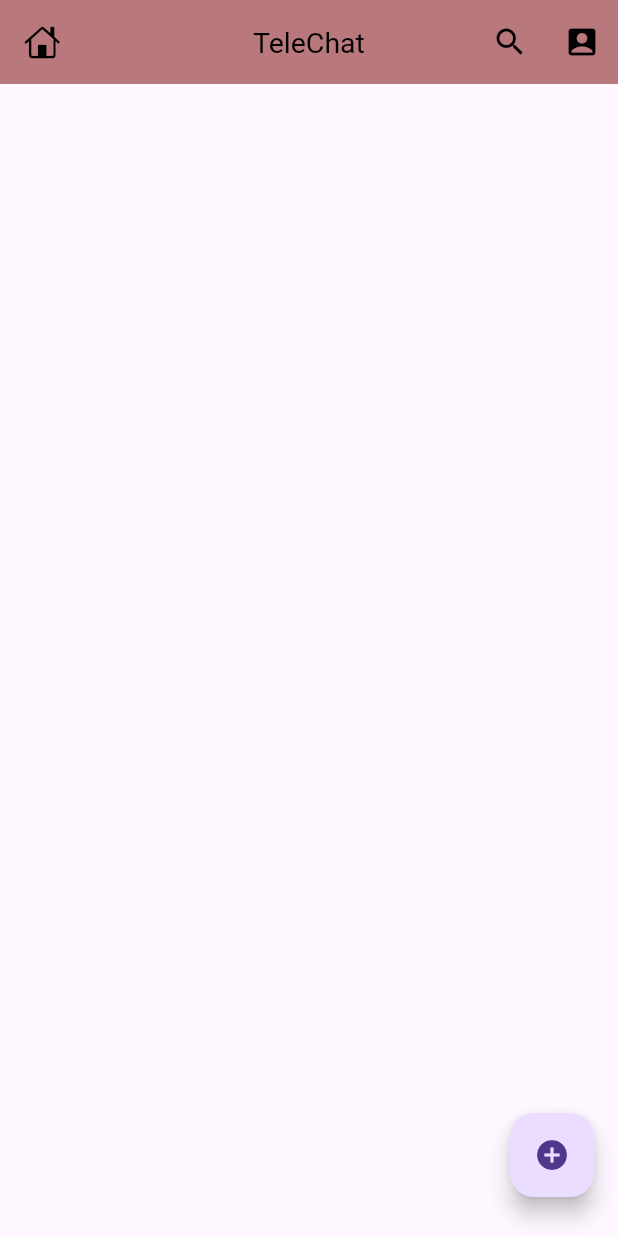
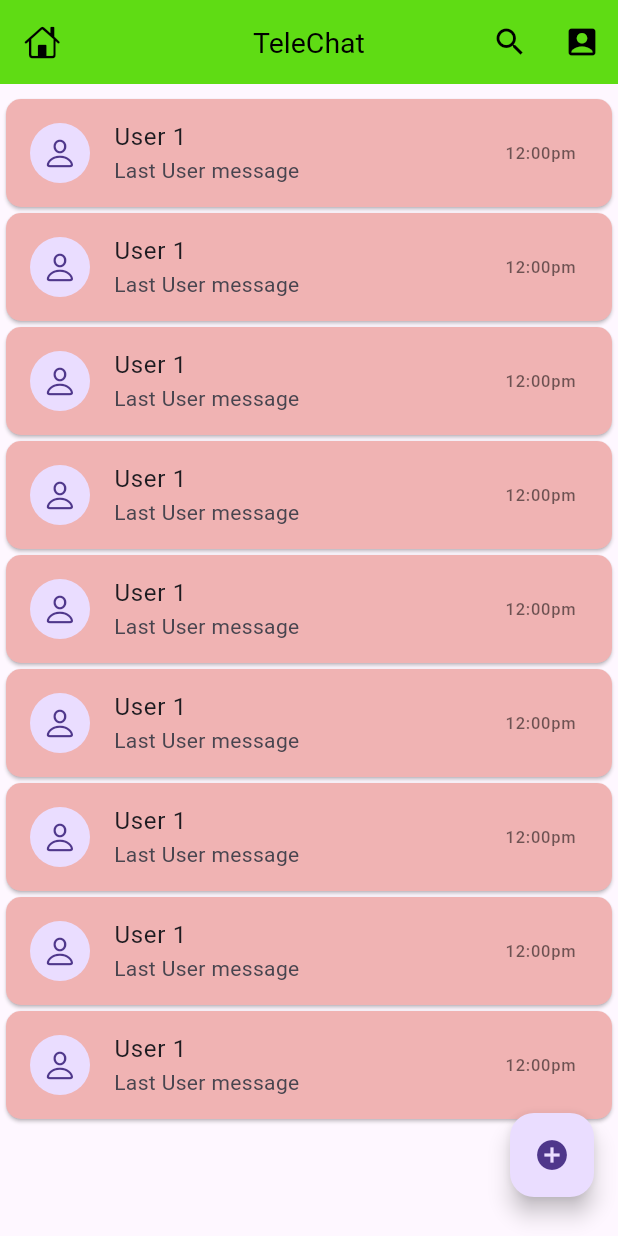
Before and after one commit to LAKSH3002/ChatApp, a Flutter app: the screen it shows after launch, after a tap on an icon or button, on a phone screen of 412 x 824 dp. Run offline on Flutter 3.47's test engine with Material 3 defaults, Android fonts, the phone set to English and light mode, and no system bars; our stand-ins replace firebase_auth, firebase_core, google_sign_in; accounts and stored records are empty.

Commit message:
Created cards for HomeScreen

```diff
--- a/telechat/lib/Screens/HomeScreen.dart
+++ b/telechat/lib/Screens/HomeScreen.dart
@@ -1,5 +1,8 @@
+import 'package:firebase_auth/firebase_auth.dart';
 import 'package:flutter/cupertino.dart';
 import 'package:flutter/material.dart';
+import 'package:google_sign_in/google_sign_in.dart';
+import 'package:telechat/Widgets/chat_user_card.dart';
 
 class Homescreen extends StatefulWidget {
   const Homescreen({super.key});
@@ -23,9 +26,20 @@ class _HomescreenState extends State<Homescreen> {
         ],
       ),
 
+      body: ListView.builder(
+        itemCount: 9,
+        padding: EdgeInsets.only(top:8),
+        physics: BouncingScrollPhysics(),
+        itemBuilder: (context, index){
+          return ChatUserCard();
+        }),
+
       floatingActionButton: Padding(
         padding: const EdgeInsets.only(bottom: 10),
-        child: FloatingActionButton(onPressed: (){},
+        child: FloatingActionButton(onPressed: () async {
+          await FirebaseAuth.instance.signOut();
+          await GoogleSignIn().signOut();
+        },
         child: Icon(Icons.add_circle_outlined),),
       ),
     );
--- a/telechat/lib/Screens/auth/loginScreen.dart
+++ b/telechat/lib/Screens/auth/loginScreen.dart
@@ -1,6 +1,7 @@
 import 'package:firebase_auth/firebase_auth.dart';
-import 'package:flutter/cupertino.dart';
+// import 'package:flutter/cupertino.dart';
 import 'package:flutter/material.dart';
+import 'package:flutter/services.dart';
 import 'package:google_sign_in/google_sign_in.dart';
 import 'package:telechat/Screens/HomeScreen.dart';
 import 'package:telechat/main.dart';
@@ -18,23 +19,33 @@ class _LoginScreenState extends State<LoginScreen> {
   @override
   void initState() {
     super.initState();
-    Future.delayed(Duration(milliseconds: 500));
+    Future.delayed(Duration(milliseconds: 500), (){
     setState(() {
       _isAnimate = true;
     });
+    });
+
   }
 
   _handleGoogleButtonClick(){
-    _signInWithGoogle().then((user){
+    showDialog(context: context, builder: (_)=>const CircularProgressIndicator());
+    signInWithGoogle().then((user){
+      Navigator.pop(context);
+      // ignore: unnecessary_null_comparison
+      if(user != null){
       print('\nUser: ${user.user}');
       print('\nUseradditionalInfo: ${user.additionalUserInfo}');
+
       Navigator.of(context).push(MaterialPageRoute(
       builder: (BuildContext context) =>
       const Homescreen()));
+      }
     });
+
   }
 
-  Future<UserCredential> _signInWithGoogle() async {
+  Future<UserCredential?> signInWithGoogle() async {
+  try{
   // Trigger the authentication flow
   final GoogleSignInAccount? googleUser = await GoogleSignIn().signIn();
 
@@ -46,9 +57,15 @@ class _LoginScreenState extends State<LoginScreen> {
     accessToken: googleAuth?.accessToken,
     idToken: googleAuth?.idToken,
   );
-
   // Once signed in, return the UserCredential
   return await FirebaseAuth.instance.signInWithCredential(credential);
+  }catch(e){
+    print(e);
+    ScaffoldMessenger.of(context).showSnackBar(
+    SnackBar(content: Text('Something Went wrong - Check Internet'), backgroundColor: Colors.blue.withOpacity(.8),));
+    return null;
+  }
+
 }
 
 
@@ -68,9 +85,9 @@ class _LoginScreenState extends State<LoginScreen> {
       body: Stack(
         children: [
           AnimatedPositioned(
-            right: _isAnimate? mq.width*.25: -mq.width*.5,
+            right: _isAnimate? mq.width * .25: -mq.width * .5,
             top: mq.height*.15,
-            width: mq.width*.50,
+            width: mq.width*.5,
             duration: Duration(seconds: 1),
             child: Image.asset('images/chat.png')),
 
@@ -83,7 +100,7 @@ class _LoginScreenState extends State<LoginScreen> {
               style: ElevatedButton.styleFrom(
               backgroundColor: Colors.lightGreenAccent.shade100,
               shape: StadiumBorder(),
-              elevation: 1),
+              elevation: 2),
             onPressed: (){
                _handleGoogleButtonClick();
             },
--- /dev/null
+++ b/telechat/lib/Widgets/chat_user_card.dart
@@ -0,0 +1,31 @@
+import 'package:flutter/cupertino.dart';
+import 'package:flutter/material.dart';
+// import 'package:telechat/main.dart';
+
+class ChatUserCard extends StatefulWidget {
+  const ChatUserCard({super.key});
+
+  @override
+  State<ChatUserCard> createState() => _ChatUserCardState();
+}
+
+class _ChatUserCardState extends State<ChatUserCard> {
+  @override
+  Widget build(BuildContext context) {
+    return Card(
+      margin: EdgeInsets.symmetric(horizontal: 4, vertical: 2),
+      shape: RoundedRectangleBorder(borderRadius: BorderRadius.circular(10)),
+      color: Color.fromARGB(255, 240, 179, 179),
+      elevation: 1,
+      child: InkWell(
+        onTap: (){},
+        child: ListTile(
+          leading: CircleAvatar(child: Icon(CupertinoIcons.person),),
+          title: Text('User 1'),
+          subtitle: Text('Last User message', maxLines: 1,),
+          trailing: Text('12:00pm', style: TextStyle(color: Colors.black54),),
+        ),
+      ),
+    );
+  }
+}
--- /dev/null
+++ b/telechat/lib/api/apis.dart
@@ -0,0 +1,5 @@
+import 'package:firebase_auth/firebase_auth.dart';
+
+class APIs{
+  static FirebaseAuth auth = FirebaseAuth.instance;
+}
--- a/telechat/lib/main.dart
+++ b/telechat/lib/main.dart
@@ -8,14 +8,8 @@ late Size mq;
 
 void main() {
   WidgetsFlutterBinding.ensureInitialized();
-  SystemChrome.setEnabledSystemUIMode(SystemUiMode.immersiveSticky);
-
-  SystemChrome.setPreferredOrientations([
-    DeviceOrientation.portraitUp, DeviceOrientation.portraitDown
-  ]).then((value) {
   _initializeFirebase();
   runApp(const MyApp());
-  });
 }
 
 class MyApp extends StatelessWidget {
@@ -39,7 +33,7 @@ class MyApp extends StatelessWidget {
         iconTheme: IconThemeData(
           color: Colors.black
         ),
-        backgroundColor: const Color.fromARGB(255, 188, 122, 122),
+        backgroundColor: Color.fromARGB(255, 95, 228, 12),
         centerTitle: true,
         elevation: 1,
         )
```
Also changed, not shown: telechat/lib/extrafile.txt (added, +16 -0 lines), telechat/lib/firebase_options.dart (added), telechat/lib/plan.txt (deleted).
